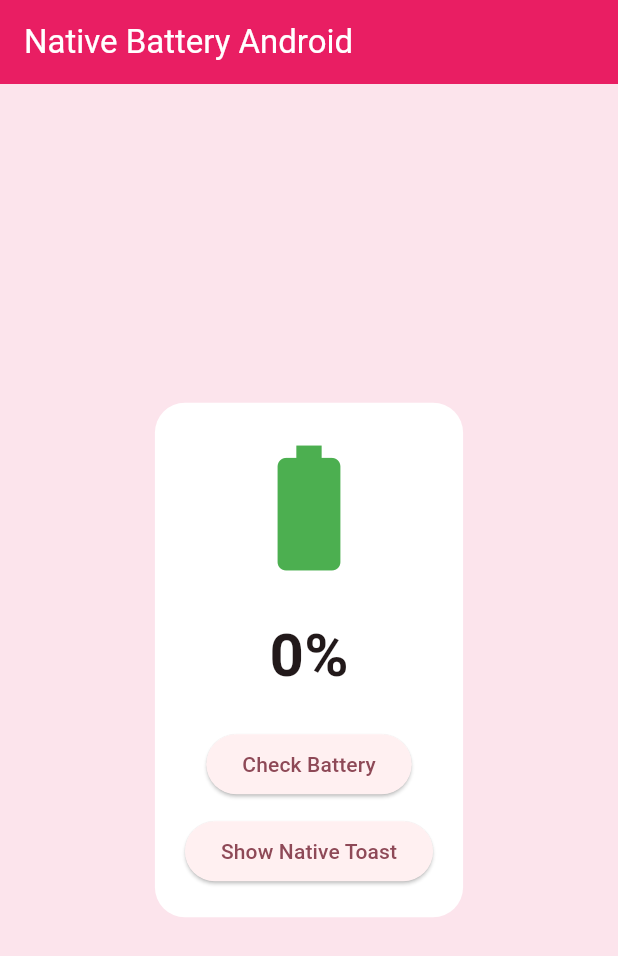
After one commit to RaisyaPuspa23/utd_store_raisya, a Flutter app: the BatteryPage screen opened by its route, after a tap on "Check Battery", on a phone screen of 412 x 824 dp. The commit adds this screen. Shown: the top 956 px of the screen. Run offline on Flutter 3.47's test engine with Material 3 defaults, Android fonts, the light colour scheme and no system bars; our stand-ins replace dio, flutter_bloc, get_it, go_router, isar; accounts and stored records are empty; generated files the repository leaves out were written again; network calls fail.

Commit message:
Add realtime crypto, isolate tax calculation, and native battery feature

```diff
--- a/lib/core/router/app_router.dart
+++ b/lib/core/router/app_router.dart
@@ -2,6 +2,7 @@ import 'package:go_router/go_router.dart';
 import '../../features/product/presentation/pages/splash/splash_page.dart';
 import '../../features/product/presentation/pages/product_page.dart';
 import '../../features/product/presentation/pages/bookmark_page.dart';
+import '../../features/product/presentation/pages/battery_page.dart';
 
 final router = GoRouter(
   initialLocation: '/',
@@ -20,5 +21,10 @@ final router = GoRouter(
       path: '/bookmarks',
       builder: (context, state) => const BookmarkPage(),
     ),
+    GoRoute(
+      path: '/battery',
+      builder: (context, state) =>
+          const BatteryPage(),
+    ),
   ],
 );
--- /dev/null
+++ b/lib/features/product/presentation/pages/battery_page.dart
@@ -0,0 +1,147 @@
+import 'package:flutter/material.dart';
+import 'package:flutter/services.dart';
+
+class BatteryPage extends StatefulWidget {
+  const BatteryPage({super.key});
+
+  @override
+  State<BatteryPage> createState() =>
+      _BatteryPageState();
+}
+
+class _BatteryPageState
+    extends State<BatteryPage> {
+
+  static const platform = MethodChannel(
+    'battery.channel',
+  );
+
+  String batteryLevel = "0";
+
+  Future<void> getBatteryLevel() async {
+
+    try {
+
+      final String result =
+          await platform.invokeMethod(
+        'getBatteryLevel',
+      );
+
+      setState(() {
+
+        batteryLevel = result;
+
+      });
+
+    } on PlatformException catch (e) {
+
+      batteryLevel =
+          "Failed: ${e.message}";
+    }
+  }
+
+  Future<void> showNativeToast() async {
+
+    try {
+
+      await platform.invokeMethod(
+        'showToast',
+      );
+
+    } on PlatformException catch (e) {
+
+      print(e.message);
+    }
+  }
+
+  @override
+  Widget build(BuildContext context) {
+
+    return Scaffold(
+
+      appBar: AppBar(
+
+        title: const Text(
+          "Native Battery Android",
+        ),
+
+        backgroundColor: Colors.pink,
+
+        foregroundColor: Colors.white,
+      ),
+
+      backgroundColor: Colors.pink.shade50,
+
+      body: Center(
+
+        child: Container(
+
+          margin: const EdgeInsets.all(20),
+
+          padding: const EdgeInsets.all(20),
+
+          decoration: BoxDecoration(
+
+            color: Colors.white,
+
+            borderRadius:
+                BorderRadius.circular(20),
+          ),
+
+          child: Column(
+
+            mainAxisSize: MainAxisSize.min,
+
+            children: [
+
+              const Icon(
+
+                Icons.battery_full,
+
+                size: 100,
+
+                color: Colors.green,
+              ),
+
+              const SizedBox(height: 20),
+
+              Text(
+
+                "$batteryLevel%",
+
+                style: const TextStyle(
+
+                  fontSize: 40,
+
+                  fontWeight: FontWeight.bold,
+                ),
+              ),
+
+              const SizedBox(height: 20),
+
+              ElevatedButton(
+
+                onPressed: getBatteryLevel,
+
+                child: const Text(
+                  "Check Battery",
+                ),
+              ),
+
+              const SizedBox(height: 10),
+
+              ElevatedButton(
+
+                onPressed: showNativeToast,
+
+                child: const Text(
+                  "Show Native Toast",
+                ),
+              ),
+            ],
+          ),
+        ),
+      ),
+    );
+  }
+}
```
Also changed, not shown: lib/features/product/domain/services/crypto_service.dart (+22 -19 lines), lib/features/product/domain/services/crypto_tax_service.dart (+7 -3 lines), lib/features/product/presentation/pages/product_page.dart (+65 -5 lines), 1 other file.
